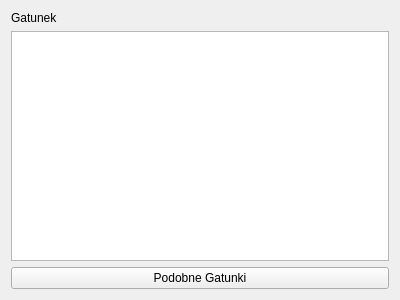
Before: the Qt Designer form Views/listGenreUi.ui in Aniket1900/BookDatabase, drawn with Qt 5.
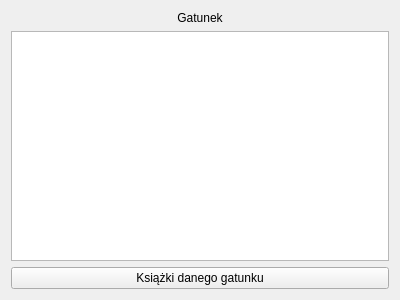
After: the same form once the commit is applied.

The edit to the form file:
```diff
--- a/Views/listGenreUi.ui
+++ b/Views/listGenreUi.ui
@@ -19,6 +19,9 @@
      <property name="text">
       <string>Gatunek</string>
      </property>
+     <property name="alignment">
+      <set>Qt::AlignCenter</set>
+     </property>
     </widget>
    </item>
    <item>
@@ -27,7 +30,7 @@
    <item>
     <widget class="QPushButton" name="pushButton">
      <property name="text">
-      <string>Podobne Gatunki</string>
+      <string>Książki danego gatunku</string>
      </property>
     </widget>
    </item>
```
